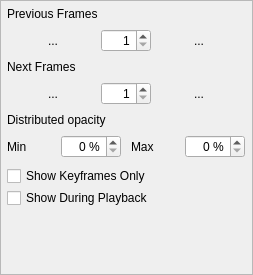
Before: the Qt Designer form app/ui/onionskin.ui in pencil2d/pencil, drawn with Qt 5.
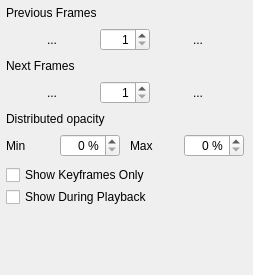
After: the same form once the commit is applied. Icons and pictures are not drawn.

Commit message: Hide scroll area frame in onion skin window (like tool options)

Patch:
```diff
--- a/app/ui/onionskin.ui
+++ b/app/ui/onionskin.ui
@@ -50,6 +50,12 @@
         <height>100</height>
        </size>
       </property>
+      <property name="frameShape">
+       <enum>QFrame::NoFrame</enum>
+      </property>
+      <property name="frameShadow">
+       <enum>QFrame::Plain</enum>
+      </property>
       <property name="widgetResizable">
        <bool>true</bool>
       </property>
```
